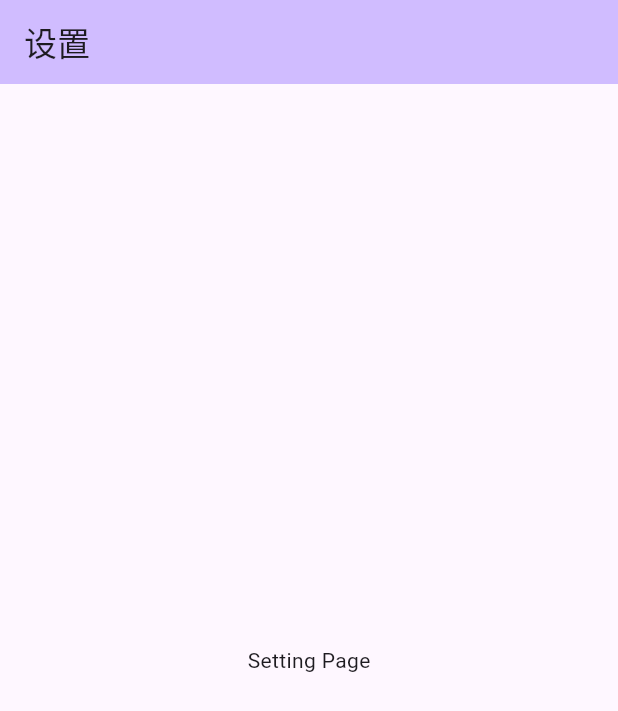
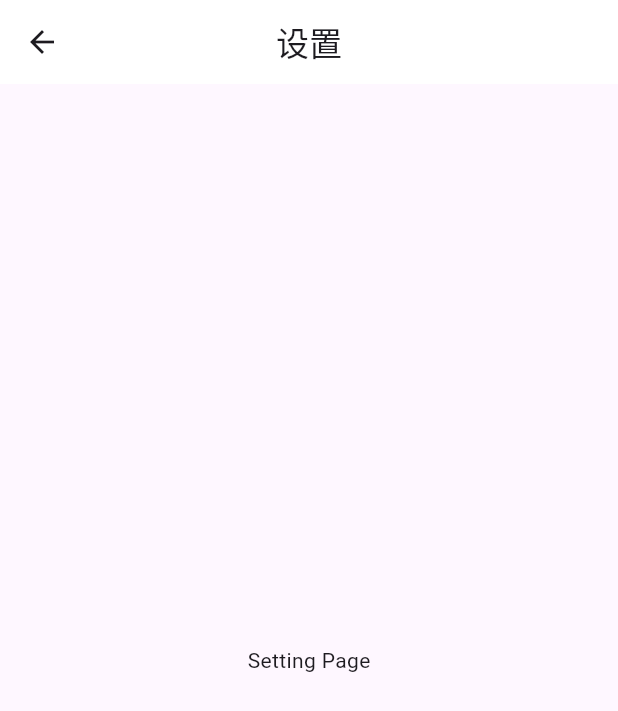
Before and after one commit to chenc041/flutter_starter, a Flutter app: the SettingPage screen opened by its route, on a phone screen of 412 x 824 dp. Shown: the top 711 px of the screen. Run offline on Flutter 3.47's test engine with Material 3 defaults, Android fonts, the phone set to English and light mode, and no system bars; our stand-ins replace get.

Commit message:
feat: add getx dep

```diff
--- a/lib/home/index.dart
+++ b/lib/home/index.dart
@@ -13,8 +13,6 @@ class _HomePageState extends State<HomePage> {
   Widget build(BuildContext context) {
     return Scaffold(
       appBar: AppBar(
-        centerTitle: true,
-        backgroundColor: Theme.of(context).colorScheme.inversePrimary,
         title: const Text('Home'),
       ),
       body: const Center(
--- a/lib/routes/index.dart
+++ b/lib/routes/index.dart
@@ -1,18 +1,10 @@
 import 'package:flutter_starter/setting/index.dart';
-import 'package:go_router/go_router.dart';
+import 'package:get/get.dart';
 import 'package:flutter_starter/home/index.dart';
 
-/// 初始路由
-const initRoute = '/';
-
-/// 首页路由
-const homePage = initRoute;
-
-/// 设置页面
-const settingPage = '${initRoute}setting';
-
-/// 定义 路由配置
-final routeConfig = GoRouter(routes: [
-  GoRoute(path: homePage, builder: (context, state) => const HomePage()),
-  GoRoute(path: settingPage, builder: (context, state) => const SettingPage())
-]);
+class AppPage {
+  static final routes = [
+    GetPage(name: '/', page: () => const HomePage()),
+    GetPage(name: '/setting', page: () => const SettingPage()),
+  ];
+}
--- a/lib/setting/index.dart
+++ b/lib/setting/index.dart
@@ -8,12 +8,10 @@ class SettingPage extends StatefulWidget {
 }
 
 class _SettingPageState extends State<SettingPage> {
-
   @override
   Widget build(BuildContext context) {
     return Scaffold(
       appBar: AppBar(
-        backgroundColor: Theme.of(context).colorScheme.inversePrimary,
         title: const Text('设置'),
       ),
       body: const Center(
--- a/pubspec.yaml
+++ b/pubspec.yaml
@@ -35,7 +35,7 @@ dependencies:
   # The following adds the Cupertino Icons font to your application.
   # Use with the CupertinoIcons class for iOS style icons.
   cupertino_icons: ^1.0.8
-  go_router: ^14.3.0
+  get: ^4.6.6
 
 dev_dependencies:
   flutter_test:
```
Also changed, not shown: lib/main.dart (+11 -2 lines), pubspec.lock.
